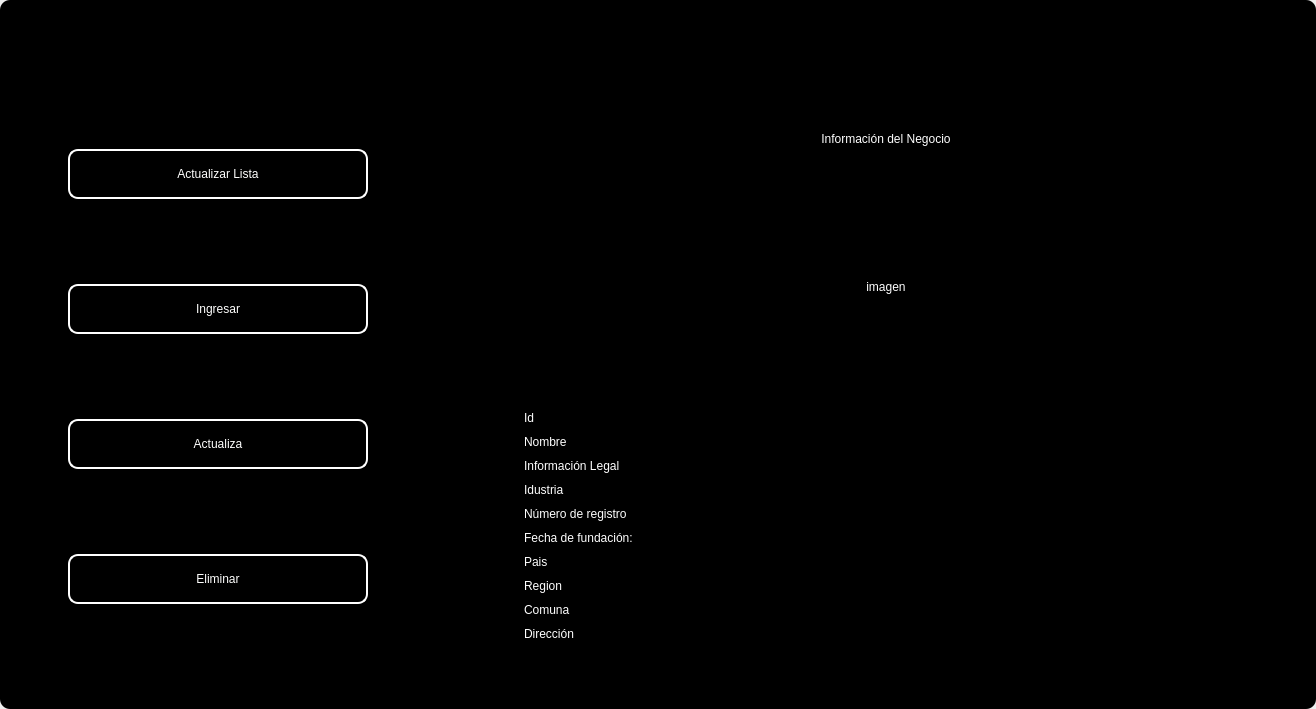
This is design/standar/mainbusiness2.ui in codemiguel-dev/ERP-EmprendeSoft-Desktop as Qt 5 draws it before an edit. The edited form follows.
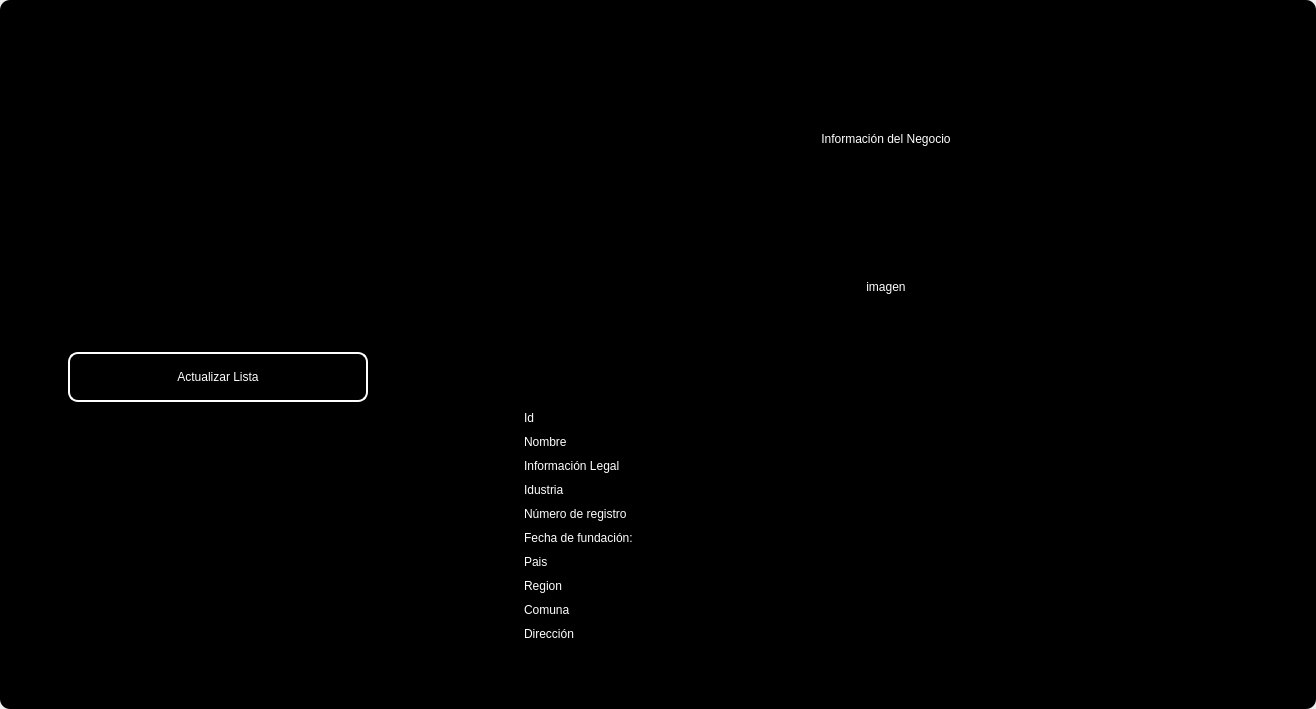
This is the edited form. Icons and pictures are not drawn.

Diff of the .ui file:
```diff
--- a/design/standar/mainbusiness2.ui
+++ b/design/standar/mainbusiness2.ui
@@ -375,138 +375,6 @@
               </property>
              </widget>
             </item>
-            <item>
-             <widget class="QPushButton" name="btn_add">
-              <property name="minimumSize">
-               <size>
-                <width>0</width>
-                <height>40</height>
-               </size>
-              </property>
-              <property name="maximumSize">
-               <size>
-                <width>300</width>
-                <height>50</height>
-               </size>
-              </property>
-              <property name="cursor">
-               <cursorShape>PointingHandCursor</cursorShape>
-              </property>
-              <property name="styleSheet">
-               <string notr="true">QPushButton{
-border-radius:10px; 
-font: 12pt &quot;Arial&quot;;
-color: rgb(255, 255, 254);
-border: 2px solid #ffffff;
-}
-
-QPushButton:hover{
-border-radius:10px; 
-font: 12pt &quot;Arial&quot;;
-color: rgb(255, 255, 255);
-border: 2px solid rgb(120, 0, 171);
-	background-color: rgb(120, 0, 171);
-}</string>
-              </property>
-              <property name="text">
-               <string>Ingresar</string>
-              </property>
-              <property name="iconSize">
-               <size>
-                <width>35</width>
-                <height>35</height>
-               </size>
-              </property>
-             </widget>
-            </item>
-            <item>
-             <widget class="QPushButton" name="btn_update">
-              <property name="minimumSize">
-               <size>
-                <width>0</width>
-                <height>40</height>
-               </size>
-              </property>
-              <property name="maximumSize">
-               <size>
-                <width>300</width>
-                <height>50</height>
-               </size>
-              </property>
-              <property name="cursor">
-               <cursorShape>PointingHandCursor</cursorShape>
-              </property>
-              <property name="styleSheet">
-               <string notr="true">QPushButton{
-border-radius:10px; 
-font: 12pt &quot;Arial&quot;;
-color: rgb(255, 255, 254);
-border: 2px solid #ffffff;
-}
-
-QPushButton:hover{
-border-radius:10px; 
-font: 12pt &quot;Arial&quot;;
-color: rgb(255, 255, 255);
-border: 2px solid rgb(120, 0, 171);
-	background-color: rgb(120, 0, 171);
-}</string>
-              </property>
-              <property name="text">
-               <string>Actualiza</string>
-              </property>
-              <property name="iconSize">
-               <size>
-                <width>35</width>
-                <height>35</height>
-               </size>
-              </property>
-             </widget>
-            </item>
-            <item>
-             <widget class="QPushButton" name="btn_delete">
-              <property name="minimumSize">
-               <size>
-                <width>0</width>
-                <height>40</height>
-               </size>
-              </property>
-              <property name="maximumSize">
-               <size>
-                <width>300</width>
-                <height>50</height>
-               </size>
-              </property>
-              <property name="cursor">
-               <cursorShape>PointingHandCursor</cursorShape>
-              </property>
-              <property name="styleSheet">
-               <string notr="true">QPushButton{
-border-radius:10px; 
-font: 12pt &quot;Arial&quot;;
-color: rgb(255, 255, 254);
-border: 2px solid #ffffff;
-}
-
-QPushButton:hover{
-border-radius:10px; 
-font: 12pt &quot;Arial&quot;;
-color: rgb(255, 255, 255);
-border: 2px solid rgb(120, 0, 171);
-	background-color: rgb(120, 0, 171);
-}</string>
-              </property>
-              <property name="text">
-               <string>Eliminar</string>
-              </property>
-              <property name="iconSize">
-               <size>
-                <width>35</width>
-                <height>35</height>
-               </size>
-              </property>
-             </widget>
-            </item>
            </layout>
           </item>
           <item>
```
